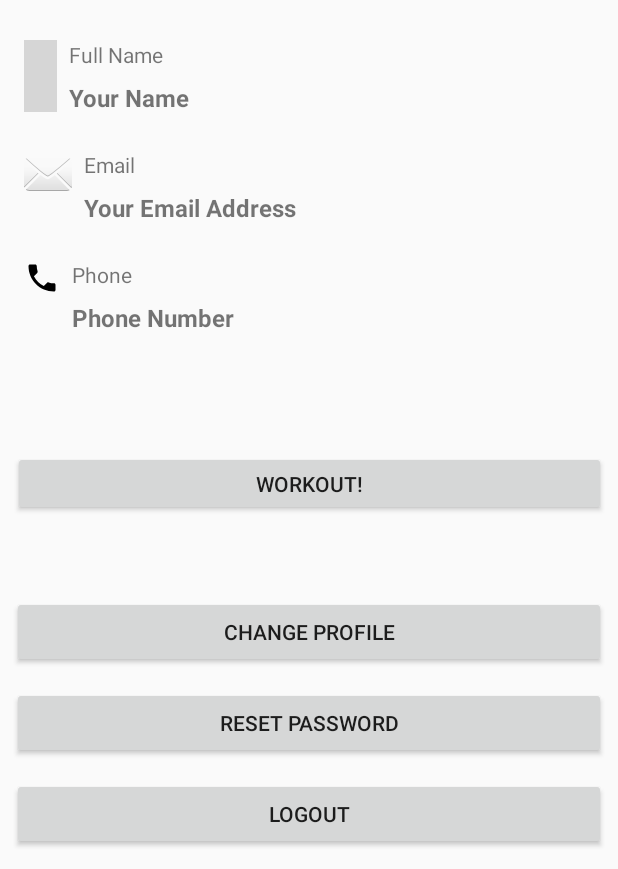
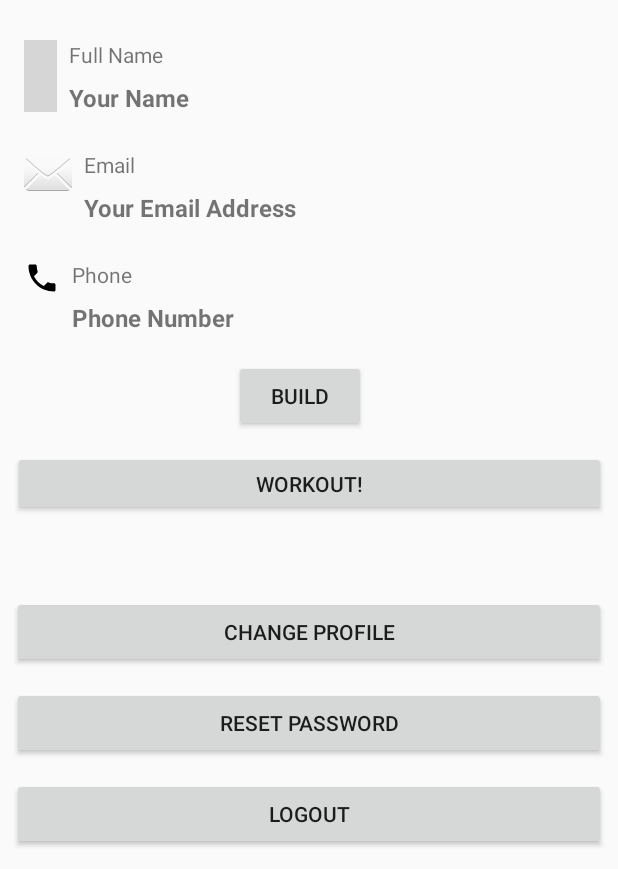
Before and after one commit to Blak3Nick/UMGC.Team3, an Android app: the screen it shows after launch once a user with an empty profile is signed in (MainActivity), on a phone screen of 412 x 824 dp, the part 367-1236 px from its top. Run offline under Robolectric (Android 15) with nearby library versions, the phone set to English and light mode, and no system bars; our stand-ins replace Firebase (no records; nobody signed in at launch, a user with empty details on screens opened directly), Picasso; grey boxes are pictures that could not be loaded.

Commit message:
ADded a new method for building new initial workouts. Needs quite a bit of work, though.

```diff
--- a/app/src/main/java/com/example/umgcteam3/MainActivity.java
+++ b/app/src/main/java/com/example/umgcteam3/MainActivity.java
@@ -162,6 +162,10 @@
             }
         });
     }
+    public void buildInitialWorkouts(View view){
+        InitialWorkoutBuilder workoutBuilder = new InitialWorkoutBuilder();
+        workoutBuilder.doInBackground();
+    }
 
     public void logout(View view) {
         FirebaseAuth.getInstance().signOut();//logout
--- a/app/src/main/res/layout/activity_main.xml
+++ b/app/src/main/res/layout/activity_main.xml
@@ -214,4 +214,16 @@
         app:layout_constraintStart_toStartOf="parent"
         app:layout_constraintTop_toBottomOf="@+id/profilePhone" />
 
+    <Button
+        android:id="@+id/button7"
+        android:layout_width="wrap_content"
+        android:layout_height="wrap_content"
+        android:layout_marginStart="156dp"
+        android:layout_marginLeft="156dp"
+        android:layout_marginTop="17dp"
+        android:onClick="buildInitialWorkouts"
+        android:text="Build"
+        app:layout_constraintStart_toStartOf="parent"
+        app:layout_constraintTop_toBottomOf="@+id/profilePhone" />
+
 </androidx.constraintlayout.widget.ConstraintLayout>
```
Also changed, not shown: app/src/main/java/com/example/umgcteam3/InitialWorkoutBuilder.java (added, +58 -0 lines).
